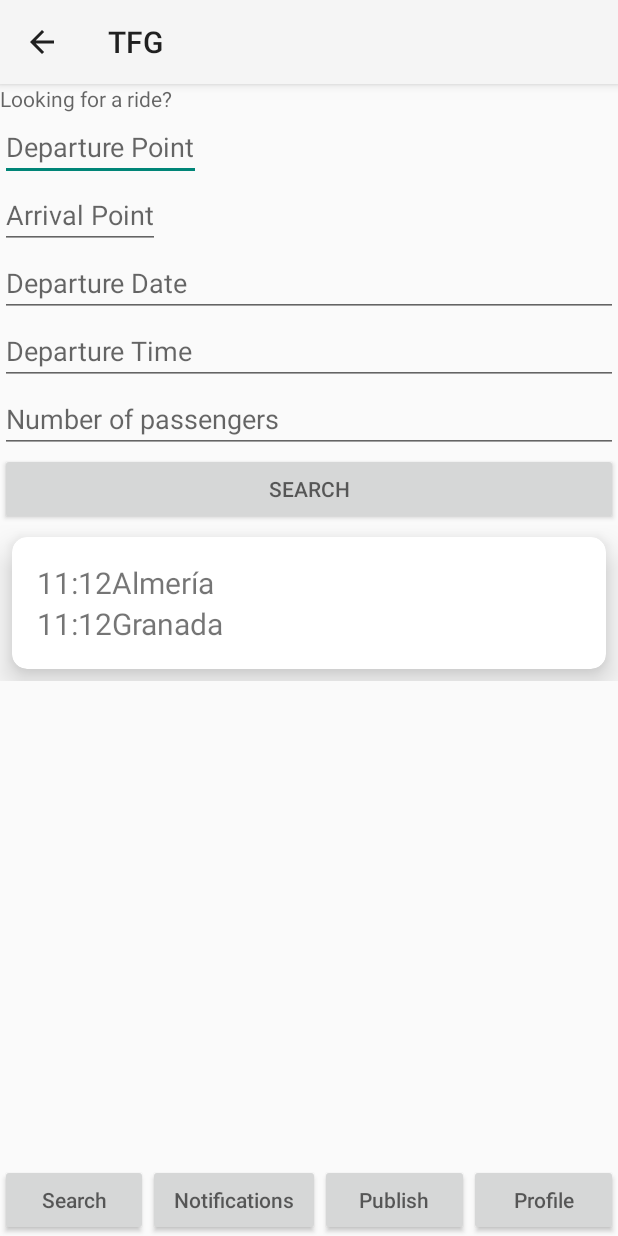
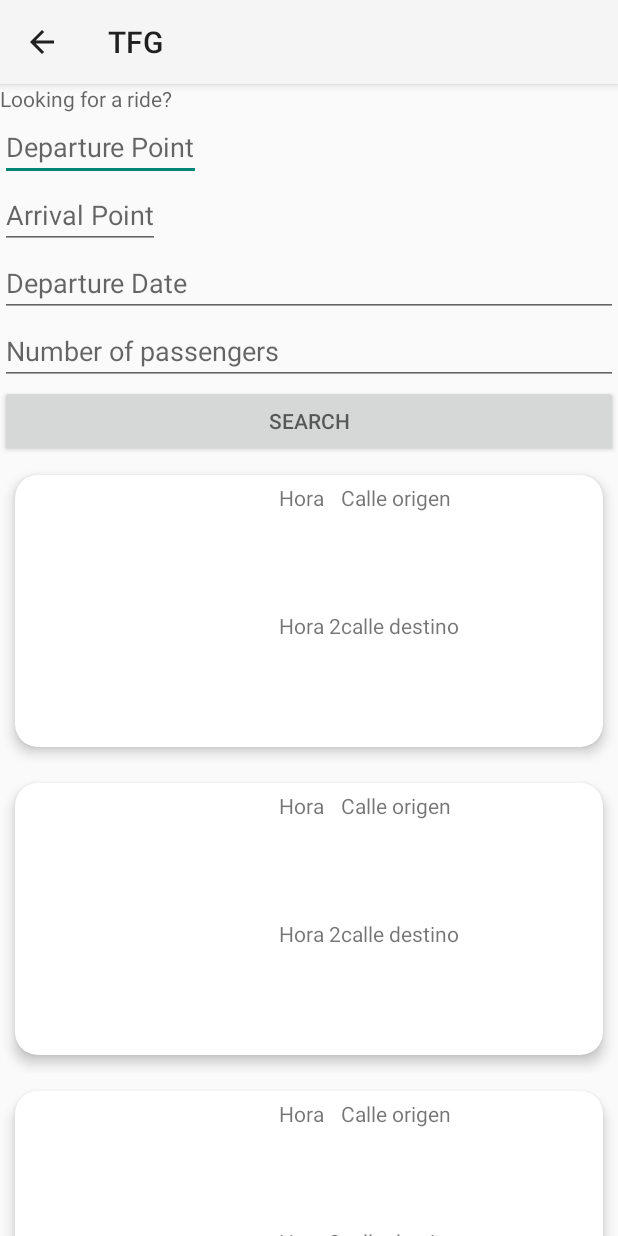
Before and after one commit to blancadomene/Driverse-Frontend, an Android app: the MainActivity screen opened directly, with no data from a screen before it, after a tap on an icon or button, on a phone screen of 412 x 824 dp. Run offline under Robolectric (Android 15) with nearby library versions, the phone set to English and light mode, and no system bars; 1 statement that could not run was skipped.

Commit message:
"RideCard skeleton with daysOfWeek"

```diff
--- a/app/build.gradle
+++ b/app/build.gradle
@@ -25,6 +25,9 @@ android {
         sourceCompatibility JavaVersion.VERSION_1_8
         targetCompatibility JavaVersion.VERSION_1_8
     }
+    buildFeatures {
+        viewBinding true
+    }
 }
 
 dependencies {
--- a/app/src/main/AndroidManifest.xml
+++ b/app/src/main/AndroidManifest.xml
@@ -9,7 +9,7 @@
         android:roundIcon="@mipmap/ic_launcher_round"
         android:supportsRtl="true"
         android:theme="@style/Theme.TFG">
-        <activity android:name=".DisplayMessageActivity"
+        <activity android:name=".MainActivity"
             android:parentActivityName=".LoginScreenActivity">
             <!-- The meta-data tag is required if you support API level 15 and lower -->
             <meta-data
--- a/app/src/main/java/com/blancadomene/tfg/LoginScreenActivity.java
+++ b/app/src/main/java/com/blancadomene/tfg/LoginScreenActivity.java
@@ -19,12 +19,11 @@ public class LoginScreenActivity extends AppCompatActivity {
     /** TODO: Cambiar esto **/
     public void sendMessage(View view) {
         // Starts new activity
-        Intent intent = new Intent(this, DisplayMessageActivity.class);
-        EditText editText = (EditText) findViewById(R.id.editText);
+        Intent intent = new Intent(this, MainActivity.class);
+        EditText editText = findViewById(R.id.editText);
         String message = editText.getText().toString();
         intent.putExtra(EXTRA_MESSAGE, message);
         startActivity(intent);
-
     }
 
 
--- a/app/src/main/java/com/blancadomene/tfg/DisplayMessageActivity.java
+++ b/app/src/main/java/com/blancadomene/tfg/MainActivity.java
@@ -6,13 +6,13 @@ import androidx.fragment.app.FragmentManager;
 import android.os.Bundle;
 import android.view.View;
 
-public class DisplayMessageActivity extends AppCompatActivity {
+public class MainActivity extends AppCompatActivity {
     FragmentManager fragmentManager = null;
 
     @Override
     protected void onCreate(Bundle savedInstanceState) {
         super.onCreate(savedInstanceState);
-        setContentView(R.layout.activity_display_message);
+        setContentView(R.layout.activity_main);
 
         fragmentManager = getSupportFragmentManager();
     }
@@ -29,7 +29,7 @@ public class DisplayMessageActivity extends AppCompatActivity {
         fragmentManager.beginTransaction()
                 .replace(R.id.fragmentContainerView, PublishFragment.class, null)
                 .setReorderingAllowed(true)
-                .addToBackStack("publishView") // name can be null
+                .addToBackStack("publishView")
                 .commit();
     }
 
--- a/app/src/main/java/com/blancadomene/tfg/Ride.java
+++ b/app/src/main/java/com/blancadomene/tfg/Ride.java
@@ -1,7 +1,11 @@
 package com.blancadomene.tfg;
 
 import android.app.Activity;
+import android.content.Context;
 import android.util.DisplayMetrics;
+import android.view.Gravity;
+import android.view.LayoutInflater;
+import android.view.View;
 import android.widget.LinearLayout;
 import android.widget.TextView;
 
@@ -9,22 +13,26 @@ import androidx.cardview.widget.CardView;
 
 import java.math.BigDecimal;
 import java.util.Calendar;
+import java.lang.String;
+import java.util.UUID;
 
 public class Ride {
-    private String rideID;
+    private UUID rideID;
     private String departurePoint;
-    private Calendar departureDate;
+    private Calendar departureDate; // startdate
     private String arrivalPoint;
-    private Calendar arrivalDate;
+    private Calendar arrivalDate;   // enddate
     private int availableSeats;
+    private Calendar departureHour;
+    private Calendar arrivalHour;
     private String driver;
     //private User driver;
     //ArrayList<User> passengers;
     private BigDecimal pricePerSeat =  BigDecimal.ZERO;
 
-    public Ride(String id, String depPoint, Calendar depDate, String arrPoint, Calendar arrDate, int avaSeats, BigDecimal price) {
+    public Ride(String depPoint, Calendar depDate, String arrPoint, Calendar arrDate, int avaSeats, BigDecimal price) {
         // TODO: check nulls
-        this.rideID = id;
+        this.rideID = UUID.randomUUID();
         this.departurePoint = depPoint;
         this.departureDate = depDate;
         this.arrivalPoint = arrPoint;
@@ -33,11 +41,11 @@ public class Ride {
         // TODO: Driver and passengers assigned
         this.pricePerSeat = price;
     }
-    public String getRideID() {
+    public UUID getRideID() {
         return rideID;
     }
 
-    public void setRideID(String rideID) {
+    public void setRideID(UUID rideID) {
         this.rideID = rideID;
     }
 
@@ -89,74 +97,10 @@ public class Ride {
         this.driver = driver;
     }
 
-    public CardView getRideCardView(Activity context) { // TODO: completar resto de campos de la card
-        CardView card = createBlankRideCard(context);
-        TextView departureDateTV = new TextView(context);
-        TextView departurePointTV = new TextView(context);
-        TextView arrivalDateTV = new TextView(context);
-        TextView arrivalPointTV = new TextView(context);
+    public View getRideCardView(Activity context) {
+        LayoutInflater inflater = (LayoutInflater)
+                context.getSystemService(Context.LAYOUT_INFLATER_SERVICE);
 
-        // Main vertical layout
-        LinearLayout verticalLayout = new LinearLayout(context);
-        verticalLayout.setOrientation(LinearLayout.VERTICAL);
-        verticalLayout.setLayoutParams(new LinearLayout.LayoutParams(LinearLayout.LayoutParams.MATCH_PARENT, LinearLayout.LayoutParams.MATCH_PARENT));
-
-        // Top horizontal layout
-        LinearLayout horizontalTopLayout = new LinearLayout(context);
-        horizontalTopLayout.setOrientation(LinearLayout.HORIZONTAL);
-
-        //LinearLayout.LayoutParams lparams = new LinearLayout.LayoutParams(LinearLayout.LayoutParams.WRAP_CONTENT, LinearLayout.LayoutParams.WRAP_CONTENT);
-        //departureDateTV.setLayoutParams(lparams);
-        departureDateTV.setTextSize(20);
-        departureDateTV.setText(departureDate.HOUR_OF_DAY + ":" + departureDate.MINUTE);
-        horizontalTopLayout.addView(departureDateTV);
-
-        departurePointTV.setTextSize(20);
-        departurePointTV.setText(departurePoint);
-        horizontalTopLayout.addView(departurePointTV);
-
-
-        // Bottom horizontal layout
-        LinearLayout horizontalBotLayout = new LinearLayout(context);
-        horizontalBotLayout.setOrientation(LinearLayout.HORIZONTAL);
-
-        arrivalDateTV.setTextSize(20);
-        arrivalDateTV.setText(arrivalDate.HOUR_OF_DAY + ":" + arrivalDate.MINUTE);
-        horizontalBotLayout.addView(arrivalDateTV);
-
-        arrivalPointTV.setTextSize(20);
-        arrivalPointTV.setText(arrivalPoint);
-        horizontalBotLayout.addView(arrivalPointTV);
-
-        verticalLayout.addView(horizontalTopLayout);
-        verticalLayout.addView(horizontalBotLayout);
-        card.addView(verticalLayout);
-        return card;
-
-        // hola que tal
-    }
-
-    private CardView createBlankRideCard(Activity context) {
-        CardView card = new CardView(context);
-
-        LinearLayout.LayoutParams layoutparams = new LinearLayout.LayoutParams(
-                LinearLayout.LayoutParams.MATCH_PARENT,
-                LinearLayout.LayoutParams.WRAP_CONTENT
-        );
-        int margin = dpToPx(context, 8);
-        layoutparams.setMargins(margin, margin, margin, margin);
-        card.setLayoutParams(layoutparams);
-        card.setRadius(15);
-        card.setPadding(25, 25, 25, 25);
-        card.setContentPadding(25, 25, 25, 25);
-
-        card.setCardElevation(20);
-
-        return card;
-    }
-
-    private int dpToPx(Activity context, int dp) {
-        DisplayMetrics displayMetrics = context.getResources().getDisplayMetrics();
-        return Math.round(dp * (displayMetrics.xdpi / DisplayMetrics.DENSITY_DEFAULT));
+        return inflater.inflate(R.layout.layout_ride_card, null);
     }
 }
--- a/app/src/main/java/com/blancadomene/tfg/SearchFragment.java
+++ b/app/src/main/java/com/blancadomene/tfg/SearchFragment.java
@@ -2,7 +2,9 @@ package com.blancadomene.tfg;
 
 import android.os.Bundle;
 
+import androidx.cardview.widget.CardView;
 import androidx.fragment.app.Fragment;
+import androidx.fragment.app.FragmentManager;
 
 import android.view.LayoutInflater;
 import android.view.View;
@@ -73,61 +75,42 @@ public class SearchFragment extends Fragment {
         view = inflater.inflate(R.layout.fragment_search, container, false);
         linearLayout = view.findViewById(R.id.search_result_container);     // Inflate the layout for this fragment
 
-        button = (Button) view.findViewById(R.id.search_travel_button);
-        button.setOnClickListener(new View.OnClickListener() {
-            @Override
-            public void onClick(View v) {
-                showResultList(v);
-            }
-        });
+        button = view.findViewById(R.id.search_travel_button);
+        button.setOnClickListener(v -> showResultList(v));
         return view;
     }
 
     public void showResultList(View view) {
         searches.clear(); //TODO: delete examples
         Calendar date = new GregorianCalendar(2021,1,2, 13, 24, 53);
-        Ride ride = new Ride("1", "Almería", date, "Granada", date, 3, new BigDecimal(123));
-        searches.add(ride);
+
+        searches.add(new Ride("Almería", date, "Granada", date, 3, new BigDecimal(123)));
+        searches.add(new Ride("Valencia", date, "Madriz", date, 3, new BigDecimal(123)));
+        searches.add(new Ride("Barcelona", date, "Badajoz", date, 3, new BigDecimal(123)));
+        searches.add(new Ride("Alfacar", date, "Viznar", date, 3, new BigDecimal(123)));
+
         linearLayout.removeAllViews();
         for (int i = 0; i < searches.size(); i++) {
-            linearLayout.addView(searches.get(i).getRideCardView(getActivity()));
-        }
-    }
-
-/*
-    public void showResultList(View view) {
-        linearLayout.removeAllViews();
-        CardView card = null;
-        TextView textView = null;
-        for (int i = 0; i < searches.size(); i++) {
-            card = createBlankSearchCard();
-            textView = new TextView(getActivity());
-            textView.setText(searchesExample.get(i));
-            card.addView(textView);
+            Ride ride = searches.get(i);
+            View card = getInstrumentRideCard(ride);
             linearLayout.addView(card);
         }
     }
 
-    private CardView createBlankSearchCard() {
-        CardView card = new CardView(getActivity());
+    private View getInstrumentRideCard(Ride ride) {
+        View view = ride.getRideCardView(getActivity());
+        view.setOnClickListener(v -> switchToDetailedRideView(ride));
 
-        LinearLayout.LayoutParams layoutparams = new LinearLayout.LayoutParams(
-                LinearLayout.LayoutParams.MATCH_PARENT,
-                LinearLayout.LayoutParams.WRAP_CONTENT
-        );
-        int margin = dpToPx(8);
-        layoutparams.setMargins(margin, margin, margin, margin);
-
-        card.setLayoutParams(layoutparams);
-        card.setRadius(15);
-        card.setPadding(25, 25, 25, 25);
-        card.setCardElevation(20);
-
-        return card;
+        return view;
     }
 
-    private int dpToPx(int dp) {
-        DisplayMetrics displayMetrics = getContext().getResources().getDisplayMetrics();
-        return Math.round(dp * (displayMetrics.xdpi / DisplayMetrics.DENSITY_DEFAULT));
-    }*/
+    private void switchToDetailedRideView(Ride ride) {
+        RideDetailsFragment rdf = new RideDetailsFragment(ride);
+        FragmentManager fragmentManager = getActivity().getSupportFragmentManager();
+        fragmentManager.beginTransaction()
+                .replace(R.id.fragmentContainerView, rdf, null)
+                .setReorderingAllowed(true)
+                .addToBackStack("searchView")
+                .commit();
+    }
 }
--- /dev/null
+++ b/app/src/main/java/com/blancadomene/tfg/availableDaysOfWeek.java
@@ -0,0 +1,27 @@
+package com.blancadomene.tfg;
+
+import android.app.Activity;
+import android.content.Context;
+import android.util.AttributeSet;
+import android.view.LayoutInflater;
+import android.view.View;
+import android.view.ViewGroup;
+import android.widget.LinearLayout;
+
+public class availableDaysOfWeek extends LinearLayout {
+    View view;
+    int num = 0;
+
+    public availableDaysOfWeek(Context context, AttributeSet attrs) {
+        super(context, attrs);
+
+        LayoutInflater inflater = (LayoutInflater)
+                context.getSystemService(Context.LAYOUT_INFLATER_SERVICE);
+
+        view = inflater.inflate(R.layout.layout_available_days_of_week, this, true);
+    }
+
+    public void ShowNum() {
+        System.out.println(num++);
+    }
+}
--- a/app/src/main/res/layout/activity_display_message.xml
+++ b/app/src/main/res/layout/activity_main.xml
@@ -4,7 +4,7 @@
     xmlns:tools="http://schemas.android.com/tools"
     android:layout_width="match_parent"
     android:layout_height="match_parent"
-    tools:context=".DisplayMessageActivity">
+    tools:context=".MainActivity">
 
     <LinearLayout
         android:layout_width="match_parent"
--- a/app/src/main/res/layout/fragment_search.xml
+++ b/app/src/main/res/layout/fragment_search.xml
@@ -54,16 +54,6 @@
                 android:inputType="date" />
 
             <EditText
-                android:id="@+id/departure_time"
-                android:layout_width="match_parent"
-                android:layout_height="wrap_content"
-                android:layout_weight="1"
-                android:autofillHints="no"
-                android:ems="10"
-                android:hint="@string/departure_time"
-                android:inputType="time" />
-
-            <EditText
                 android:id="@+id/passengers_number"
                 android:layout_width="match_parent"
                 android:layout_height="wrap_content"
@@ -79,7 +69,6 @@
                 android:layout_height="wrap_content"
                 android:layout_weight="1"
                 android:hint="@string/search_travel_button"
-                android:onClick="showResultList"
                 android:text="" />
 
             <LinearLayout
--- /dev/null
+++ b/app/src/main/res/layout/layout_ride_card.xml
@@ -0,0 +1,104 @@
+<?xml version="1.0" encoding="utf-8"?>
+<androidx.constraintlayout.widget.ConstraintLayout xmlns:android="http://schemas.android.com/apk/res/android"
+    xmlns:app="http://schemas.android.com/apk/res-auto"
+    xmlns:tools="http://schemas.android.com/tools"
+    android:layout_width="match_parent"
+    android:layout_height="match_parent"
+    android:background="#00000000">
+
+    <androidx.cardview.widget.CardView
+        android:layout_width="match_parent"
+        android:layout_height="wrap_content"
+        app:cardUseCompatPadding="true"
+        app:cardCornerRadius="15dp"
+        app:cardElevation="5dp"
+        app:contentPadding="5dp"
+        app:layout_constraintBottom_toBottomOf="parent"
+        app:layout_constraintEnd_toEndOf="parent"
+        app:layout_constraintStart_toStartOf="parent"
+        app:layout_constraintTop_toTopOf="parent">
+
+        <LinearLayout
+            android:layout_width="match_parent"
+            android:layout_height="match_parent"
+            android:orientation="vertical">
+
+            <LinearLayout
+                android:layout_width="match_parent"
+                android:layout_height="match_parent"
+                android:orientation="horizontal">
+
+                <ImageView
+                    android:id="@+id/imageView2"
+                    android:layout_width="256px"
+                    android:layout_height="256px"
+                    android:layout_weight="0"
+                    android:scaleX="0.5"
+                    android:scaleY="0.5"
+                    tools:srcCompat="@tools:sample/avatars" />
+
+                <LinearLayout
+                    android:layout_width="wrap_content"
+                    android:layout_height="match_parent"
+                    android:orientation="vertical">
+
+                    <TextView
+                        android:id="@+id/textView9"
+                        android:layout_width="match_parent"
+                        android:layout_height="wrap_content"
+                        android:layout_weight="1"
+                        android:text="Hora" />
+
+                    <TextView
+                        android:id="@+id/textView8"
+                        android:layout_width="match_parent"
+                        android:layout_height="wrap_content"
+                        android:layout_weight="1"
+                        android:text="Hora 2" />
+                </LinearLayout>
+
+                <LinearLayout
+                    android:layout_width="wrap_content"
+                    android:layout_height="match_parent"
+                    android:layout_weight="1"
+                    android:orientation="vertical">
+
+                    <TextView
+                        android:id="@+id/textView10"
+                        android:layout_width="match_parent"
+                        android:layout_height="wrap_content"
+                        android:layout_weight="1"
+                        android:text="Calle origen" />
+
+                    <TextView
+                        android:id="@+id/textView5"
+                        android:layout_width="match_parent"
+                        android:layout_height="wrap_content"
+                        android:layout_weight="1"
+                        android:text="calle destino" />
+                </LinearLayout>
+            </LinearLayout>
+
+            <LinearLayout
+                android:layout_width="match_parent"
+                android:layout_height="match_parent"
+                android:orientation="horizontal">
+
+                <com.blancadomene.tfg.availableDaysOfWeek
+                    android:layout_width="wrap_content"
+                    android:layout_height="wrap_content">
+
+                </com.blancadomene.tfg.availableDaysOfWeek>
+
+                <TextView
+                    android:id="@+id/textView12"
+                    android:layout_width="wrap_content"
+                    android:layout_height="match_parent"
+                    android:layout_weight="1"
+                    android:gravity="center|right"
+                    android:text="Precio" />
+
+            </LinearLayout>
+        </LinearLayout>
+    </androidx.cardview.widget.CardView>
+</androidx.constraintlayout.widget.ConstraintLayout>
--- a/app/src/main/res/values/colors.xml
+++ b/app/src/main/res/values/colors.xml
@@ -7,4 +7,9 @@
     <color name="teal_700">#FF018786</color>
     <color name="black">#FF000000</color>
     <color name="white">#FFFFFFFF</color>
+    <color name="light_blue_600">#FF039BE5</color>
+    <color name="light_blue_900">#FF01579B</color>
+    <color name="light_blue_A200">#FF40C4FF</color>
+    <color name="light_blue_A400">#FF00B0FF</color>
+    <color name="black_overlay">#66000000</color>
 </resources>
```
Also changed, not shown: app/src/main/java/com/blancadomene/tfg/RideDetailsFragment.java (renamed from app/src/main/java/com/blancadomene/tfg/PublishFragment.java, +15 -8 lines), app/src/main/res/layout/fragment_ride_details.xml (added, +44 -0 lines), app/src/main/res/layout/layout_available_days_of_week.xml (added, +80 -0 lines), app/src/main/res/values/strings.xml (+7 -9 lines).
